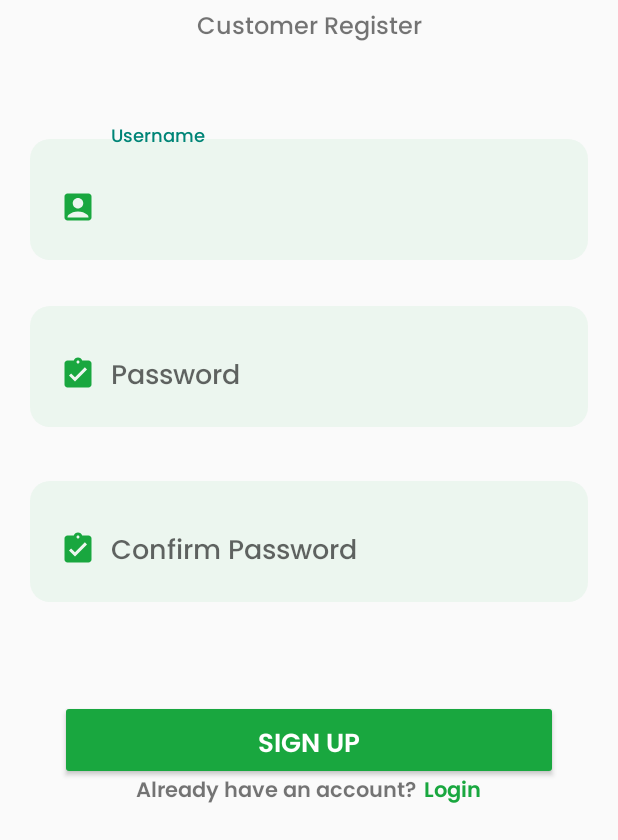
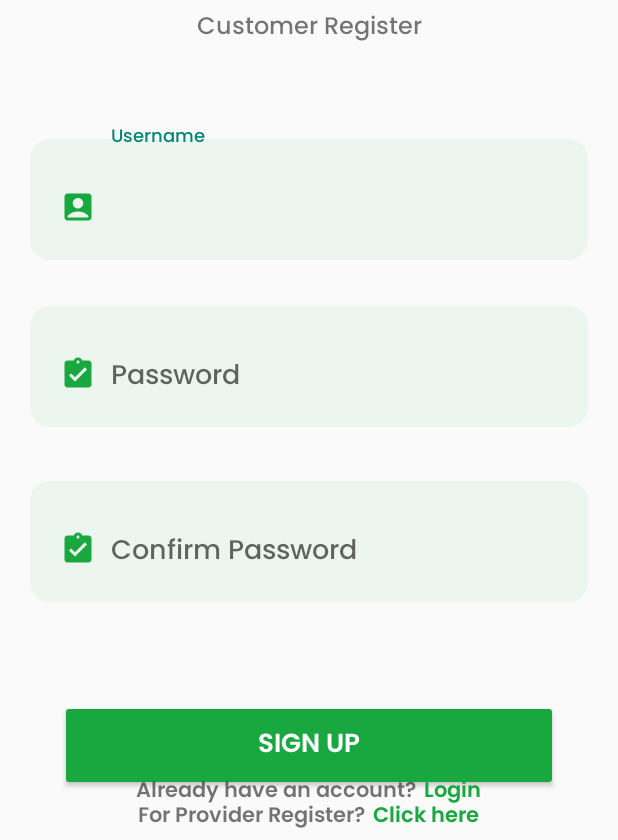
Before and after one commit to chetan7020/FoodBankApp, an Android app: the layout activity_customer_register.xml on its own in the app's theme, with its tools: preview values and no code run, on a phone screen of 412 x 824 dp, the part 396-1236 px from its top. Run offline under Robolectric (Android 15) with nearby library versions, the phone set to English and light mode, and no system bars.

Commit message:
provider register

```diff
--- a/app/src/main/res/layout/activity_customer_register.xml
+++ b/app/src/main/res/layout/activity_customer_register.xml
@@ -65,6 +65,9 @@
         android:layout_width="match_parent"
         android:layout_height="wrap_content"
         android:orientation="vertical">
+
+
+
 
 
         <com.google.android.material.textfield.TextInputLayout
@@ -146,10 +149,45 @@
             android:text="Sign Up"
             android:textColor="@color/white"
             android:padding="15dp"
-            android:layout_margin="40dp"
+            android:layout_marginTop="40dp"
+            android:layout_marginLeft="40dp"
+            android:layout_marginRight="40dp"
             android:textSize="17dp"
             android:fontFamily="@font/poppins_semibold"
             android:backgroundTint="@color/green"/>
+
+
+        <LinearLayout
+            android:layout_width="match_parent"
+            android:layout_height="wrap_content"
+            android:layout_marginTop="5dp"
+            android:gravity="center"
+            android:orientation="horizontal">
+
+            <TextView
+                android:layout_width="wrap_content"
+                android:layout_height="wrap_content"
+                android:text="For Provider Register?"
+                android:fontFamily="@font/poppins_semibold"
+                android:textAlignment="center"
+                android:gravity="center_horizontal"/>
+
+            <TextView
+                android:id="@+id/provider_register"
+                android:layout_width="wrap_content"
+                android:layout_height="wrap_content"
+                android:text="Click here"
+                android:paddingLeft="5dp"
+                android:fontFamily="@font/poppins_semibold"
+                android:textColor="@color/green"
+                android:textAlignment="center"
+                android:layout_gravity="center_horizontal"
+                android:gravity="center_horizontal"/>
+
+
+
+        </LinearLayout>
+
 
     </LinearLayout>
 
@@ -173,6 +211,7 @@
             android:gravity="center_horizontal"/>
 
         <TextView
+            android:id="@+id/login"
             android:layout_width="wrap_content"
             android:layout_height="wrap_content"
             android:text="Login"
--- a/app/src/main/res/layout/activity_login.xml
+++ b/app/src/main/res/layout/activity_login.xml
@@ -180,6 +180,7 @@
             android:gravity="center_horizontal"/>
 
         <TextView
+            android:id="@+id/register"
             android:layout_width="wrap_content"
             android:layout_height="wrap_content"
             android:text="Register"
```
Also changed, not shown: app/src/main/AndroidManifest.xml (+8 -6 lines), app/src/main/java/com/codizcdp/foodbanksurplus/CustomerRegister.java (+27 -0 lines), app/src/main/java/com/codizcdp/foodbanksurplus/LoginActivity.java (+17 -0 lines).
